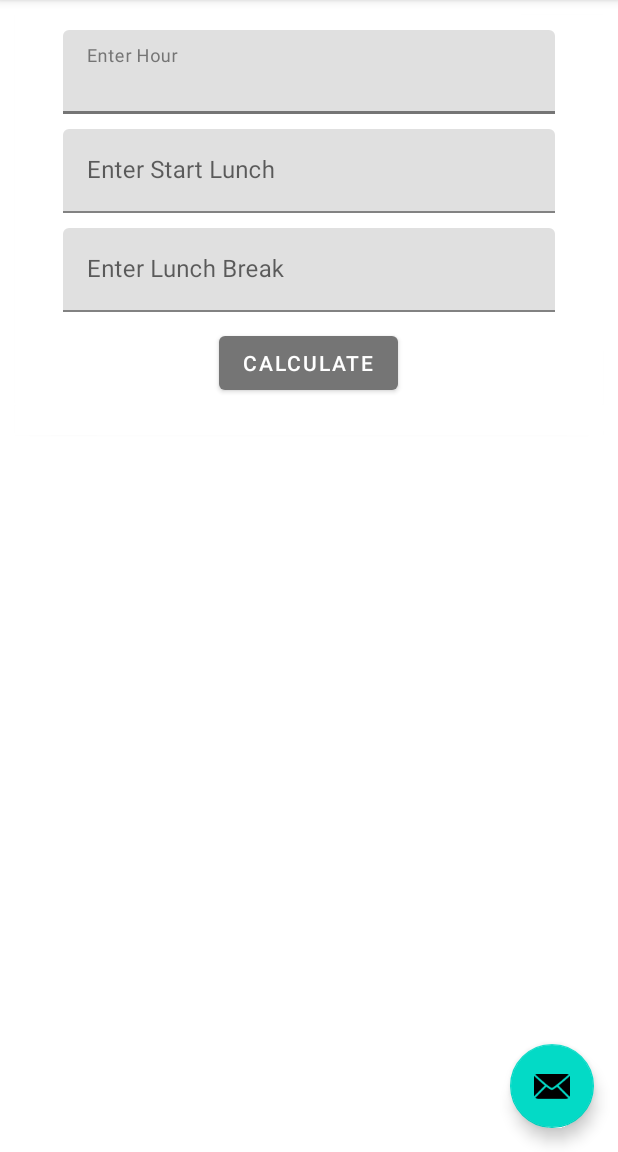
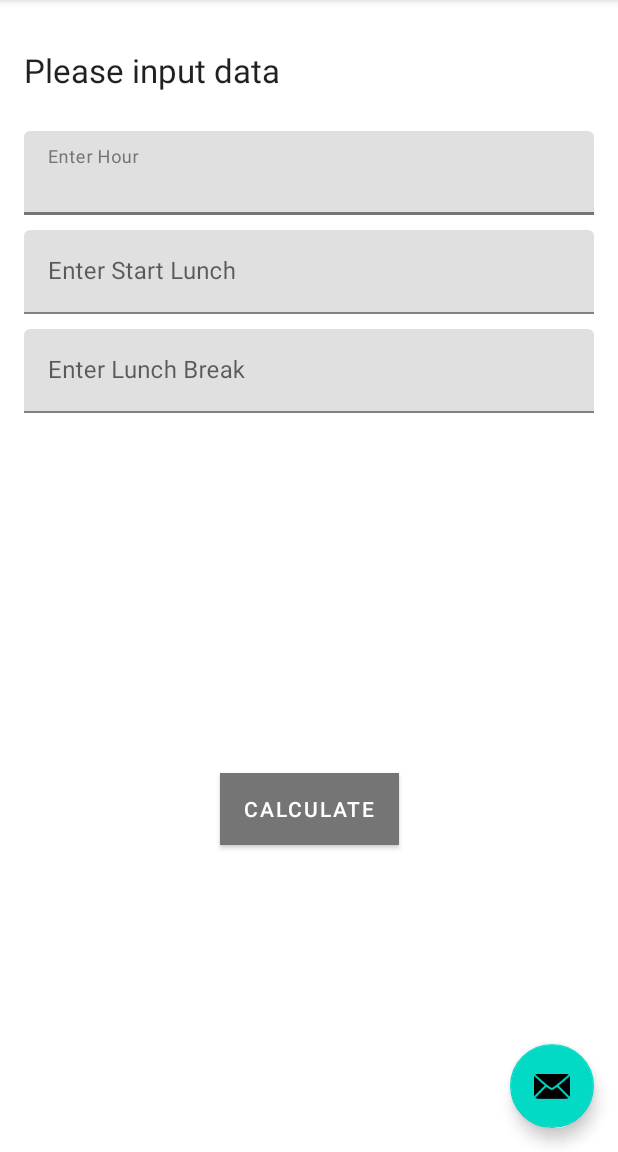
Before and after one commit to totopoloco/android_hours, an Android app: the screen it shows after launch (MainActivity), on a phone screen of 412 x 824 dp, the part 84-1236 px from its top. Run offline under Robolectric (Android 15) with nearby library versions, the phone set to English and light mode, and no system bars; our stand-ins replace navigation-ui; 7 statements that could not run were skipped.

Commit message:
none Re works the home screen to make it more appealing.

```diff
--- a/app/src/main/java/at/mavila/android/hours/ui/home/ClickButtonListener.java
+++ b/app/src/main/java/at/mavila/android/hours/ui/home/ClickButtonListener.java
@@ -7,6 +7,7 @@ import android.view.View;
 import android.widget.TableLayout;
 import android.widget.TableRow;
 import android.widget.TextView;
+import androidx.constraintlayout.widget.Guideline;
 import at.mavila.android.hours.R;
 import at.mavila.android.hours.calculation.CalculationService;
 import at.mavila.android.hours.calculation.HourRoot;
@@ -47,9 +48,10 @@ public class ClickButtonListener implements View.OnClickListener {
 
     final Context context = v.getContext();
 
-    String entryHour = Objects.requireNonNull(this.fragmentHomeBinding.entryHour.getText()).toString();
-    String entryLunchBreak = Objects.requireNonNull(this.fragmentHomeBinding.entryLunchBreak.getText()).toString();
-    String entryStartLunch = Objects.requireNonNull(this.fragmentHomeBinding.entryStartLunch.getText()).toString();
+    final String entryHour = Objects.requireNonNull(this.fragmentHomeBinding.entryHour.getText()).toString();
+    final String entryLunchBreak = Objects.requireNonNull(this.fragmentHomeBinding.entryLunchBreak.getText()).toString();
+    final String entryStartLunch = Objects.requireNonNull(this.fragmentHomeBinding.entryStartLunch.getText()).toString();
+
 
     Log.d("HomeFragment", "Calculate button clicked. " +
                           "Entry hour: " + entryHour + ", " +
@@ -84,12 +86,25 @@ public class ClickButtonListener implements View.OnClickListener {
 
     addHeadersToTable(context, tableLayout);
     // Add the rows to the table
-    hourRoot.getRanges().forEach(range -> addToRow(v, range, tableLayout));
+    List<HoursRangeMetadata> ranges = hourRoot.getRanges();
+
+    setGuidelinePercentage(v, ranges);
+
+    ranges.forEach(range -> addToRow(v, range, tableLayout));
     // ----------------------------------
     // End of table results
 
     // Display the summary in the text view for this purpose
     displaySummary(v, context, hourRoot);
+  }
+
+  private static void setGuidelinePercentage(View v, List<HoursRangeMetadata> ranges) {
+    Guideline guideline = v.getRootView().findViewById(R.id.guideline);
+    if (ranges.size() > 2) {
+      guideline.setGuidelinePercent(0.7f);
+      return;
+    }
+    guideline.setGuidelinePercent(0.65f);
   }
 
   private static void displaySummary(View v, Context context, HourRoot hourRoot) {
--- a/app/src/main/res/layout/fragment_home.xml
+++ b/app/src/main/res/layout/fragment_home.xml
@@ -6,22 +6,43 @@
         android:layout_height="match_parent"
         tools:context=".ui.home.HomeFragment">
 
-    <androidx.cardview.widget.CardView
-            android:id="@+id/textInputCardView"
+
+    <ScrollView
+            android:id="@+id/mainScrollView"
             android:layout_width="match_parent"
-            android:layout_height="wrap_content"
-            app:cardCornerRadius="2dp"
-            app:cardElevation="1dp"
-            app:layout_constraintStart_toStartOf="parent"
-            app:layout_constraintEnd_toEndOf="parent"
+            android:layout_height="0dp"
+            android:fillViewport="true"
             app:layout_constraintTop_toTopOf="parent"
-            android:layout_marginStart="10dp"
-            android:layout_marginEnd="10dp"
-            android:layout_marginTop="10dp">
+            app:layout_constraintBottom_toTopOf="@id/guideline">
 
         <androidx.constraintlayout.widget.ConstraintLayout
                 android:layout_width="match_parent"
-                android:layout_height="260dp">
+                android:layout_height="wrap_content"
+                android:id="@+id/mainConstraintLayout">
+
+            <TextView
+                    android:id="@+id/titleTextView"
+                    android:layout_width="wrap_content"
+                    android:layout_height="wrap_content"
+                    android:layout_marginTop="32dp"
+                    android:layout_marginStart="16dp"
+                    android:text="@string/Please_input"
+                    android:textAppearance="@style/TextAppearance.AppCompat.Large"
+                    app:layout_constraintStart_toStartOf="parent"
+                    app:layout_constraintTop_toTopOf="parent" />
+
+            <LinearLayout
+                    android:id="@+id/inputFieldsLinearLayout"
+                    android:layout_width="0dp"
+                    android:layout_height="wrap_content"
+                    android:layout_marginTop="16dp"
+                    android:layout_marginStart="16dp"
+                    android:layout_marginEnd="16dp"
+                    android:orientation="vertical"
+                    app:layout_constraintStart_toStartOf="parent"
+                    app:layout_constraintEnd_toEndOf="parent"
+                    app:layout_constraintTop_toBottomOf="@+id/titleTextView">
+
 
                 <com.google.android.material.textfield.TextInputLayout
                         android:id="@+id/entryHourLayout"
@@ -30,8 +51,6 @@
                         app:layout_constraintStart_toStartOf="parent"
                         app:layout_constraintEnd_toEndOf="parent"
                         app:layout_constraintTop_toTopOf="parent"
-                    android:layout_marginStart="32dp"
-                    android:layout_marginEnd="32dp"
                         android:layout_marginTop="10dp">
 
                     <com.google.android.material.textfield.TextInputEditText
@@ -51,8 +70,6 @@
                         app:layout_constraintStart_toStartOf="@+id/entryHourLayout"
                         app:layout_constraintEnd_toEndOf="@+id/entryHourLayout"
                         app:layout_constraintTop_toBottomOf="@+id/entryHourLayout"
-                    android:layout_marginStart="32dp"
-                    android:layout_marginEnd="32dp"
                         android:layout_marginTop="10dp">
 
                     <com.google.android.material.textfield.TextInputEditText
@@ -65,6 +82,7 @@
 
                 </com.google.android.material.textfield.TextInputLayout>
 
+
                 <com.google.android.material.textfield.TextInputLayout
                         android:id="@+id/entryLunchBreakLayout"
                         android:layout_width="match_parent"
@@ -72,8 +90,6 @@
                         app:layout_constraintStart_toStartOf="@+id/entryHourLayout"
                         app:layout_constraintEnd_toEndOf="@+id/entryHourLayout"
                         app:layout_constraintTop_toBottomOf="@+id/entryStartLunchLayout"
-                    android:layout_marginStart="32dp"
-                    android:layout_marginEnd="32dp"
                         android:layout_marginTop="10dp">
 
                     <com.google.android.material.textfield.TextInputEditText
@@ -86,47 +102,8 @@
 
                 </com.google.android.material.textfield.TextInputLayout>
 
-            <androidx.cardview.widget.CardView
-                    android:id="@+id/cardView"
-                    android:layout_width="match_parent"
-                    android:layout_height="wrap_content"
-                    app:cardCornerRadius="8dp"
-                    app:cardElevation="0dp"
-                    app:layout_constraintStart_toStartOf="parent"
-                    app:layout_constraintEnd_toEndOf="parent"
-                    app:layout_constraintTop_toBottomOf="@id/entryLunchBreakLayout"
-                    android:layout_marginStart="32dp"
-                    android:layout_marginEnd="32dp"
-                    android:layout_marginTop="10dp">
 
-                <Button
-                        android:id="@+id/calculateButton"
-                        android:layout_width="wrap_content"
-                        android:layout_height="wrap_content"
-                        android:text="@string/calculate"
-                        android:layout_gravity="center" />
-
-            </androidx.cardview.widget.CardView>
-
-        </androidx.constraintlayout.widget.ConstraintLayout>
-    </androidx.cardview.widget.CardView>
-
-
-    <androidx.cardview.widget.CardView
-            android:id="@+id/resultCardView"
-            android:layout_width="0dp"
-            android:layout_height="wrap_content"
-            app:cardCornerRadius="2dp"
-            app:cardElevation="1dp"
-            app:layout_constraintStart_toStartOf="@id/textInputCardView"
-            app:layout_constraintEnd_toEndOf="@id/textInputCardView"
-            app:layout_constraintTop_toBottomOf="@id/textInputCardView">
-
-        <androidx.constraintlayout.widget.ConstraintLayout
-                android:id="@+id/resultLayout"
-                android:layout_width="match_parent"
-                android:layout_height="match_parent">
-
+                <!-- Add a table here to display the result when the user presses the button -->
                 <TableLayout
                         android:id="@+id/resultTable"
                         android:layout_width="match_parent"
@@ -135,37 +112,47 @@
                         android:padding="10dp">
 
                 </TableLayout>
-        </androidx.constraintlayout.widget.ConstraintLayout>
-    </androidx.cardview.widget.CardView>
-
-    <androidx.cardview.widget.CardView
-            android:layout_width="wrap_content"
-            android:layout_height="wrap_content"
-            android:id="@+id/summaryCardView"
-            app:cardCornerRadius="0dp"
-            app:cardElevation="0dp"
-            app:cardBackgroundColor="@android:color/transparent"
-            app:layout_constraintStart_toStartOf="@id/resultCardView"
-            app:layout_constraintTop_toBottomOf="@id/resultCardView">
-
-        <androidx.constraintlayout.widget.ConstraintLayout
-                android:layout_width="wrap_content"
-                android:layout_height="wrap_content">
 
 
+                <!-- Together (in really below) with the table display a summary of the calculation -->
                 <TextView
                         android:id="@+id/summaryTextView"
                         android:layout_width="wrap_content"
                         android:layout_height="wrap_content"
                         android:text=""
                         android:textSize="16sp"
+                        android:layout_marginStart="12dp"
                         android:visibility="invisible"
                         app:layout_constraintStart_toStartOf="parent"
-                    app:layout_constraintTop_toTopOf="parent" />
+                        app:layout_constraintTop_toTopOf="@id/resultTable" />
+
+            </LinearLayout>
 
 
         </androidx.constraintlayout.widget.ConstraintLayout>
-    </androidx.cardview.widget.CardView>
+
+
+    </ScrollView>
+
+    <androidx.constraintlayout.widget.Guideline
+            android:id="@+id/guideline"
+            android:layout_width="wrap_content"
+            android:layout_height="wrap_content"
+            android:orientation="horizontal"
+            app:layout_constraintGuide_percent="0.65"
+            app:layout_constraintTop_toTopOf="parent"
+            android:layout_marginTop="16dp" />
+
+    <Button
+            android:id="@+id/calculateButton"
+            android:layout_width="wrap_content"
+            android:layout_height="wrap_content"
+            android:text="@string/calculate"
+            app:layout_constraintStart_toStartOf="parent"
+            app:layout_constraintEnd_toEndOf="parent"
+            app:layout_constraintTop_toBottomOf="@+id/guideline"
+            android:layout_marginTop="16dp"
+            android:background="#0D47A1" />
 
 
 </androidx.constraintlayout.widget.ConstraintLayout>
--- a/app/src/main/res/values/strings.xml
+++ b/app/src/main/res/values/strings.xml
@@ -25,4 +25,5 @@
     <string name="Total_Hours">Total Hours</string>
     <string name="Total_hours_in_hh_mm">Total Hours in HH:MM</string>
     <string name="Expected_lunch_time_in_hh_mm">Expected lunch time in HH:MM</string>
+    <string name="Please_input">Please input data</string>
 </resources>
```
Also changed, not shown: 1 other file. Lines whose indentation alone changed are shown as unchanged.
